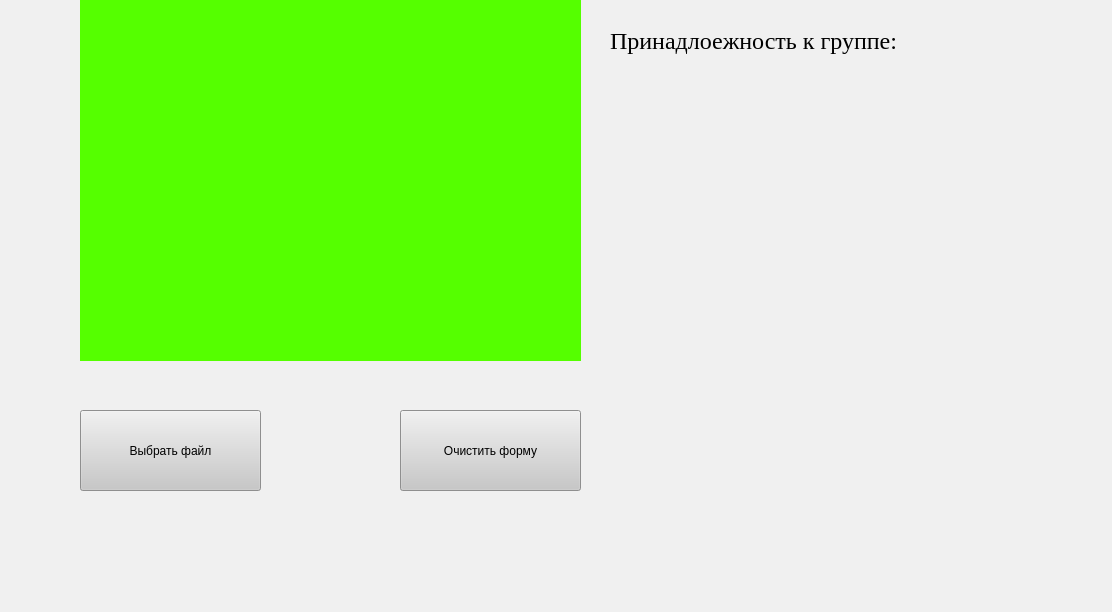
Above: untitled.ui from DanilaSenin/Highway_Patrol_FinalVersion before the change; both pictures show x 130 to 1242 and y 180 to 792 of the 1242 by 792 pixel window. Below: the same form after it.
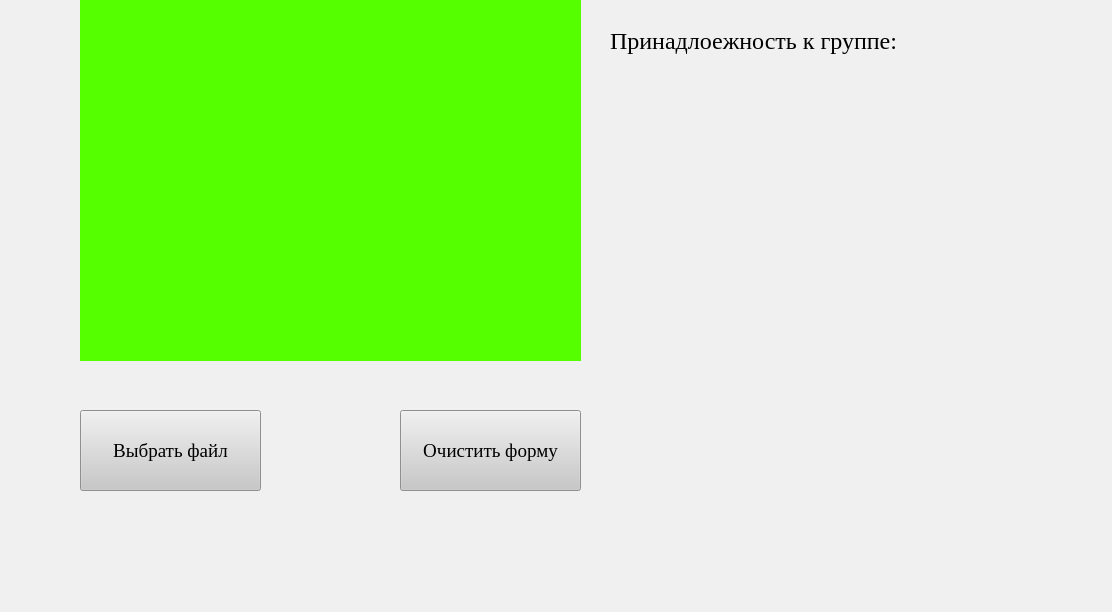
That is the form after the change. Icons and pictures are not drawn.

Patch:
```diff
--- a/untitled.ui
+++ b/untitled.ui
@@ -26,6 +26,12 @@
       <height>81</height>
      </rect>
     </property>
+    <property name="font">
+     <font>
+      <family>Times New Roman</family>
+      <pointsize>14</pointsize>
+     </font>
+    </property>
     <property name="styleSheet">
      <string notr="true">background-color: rgb(200, 200, 200);</string>
     </property>
@@ -109,8 +115,8 @@
    <widget class="QLabel" name="label">
     <property name="geometry">
      <rect>
-      <x>720</x>
-      <y>250</y>
+      <x>740</x>
+      <y>240</y>
       <width>401</width>
       <height>61</height>
      </rect>
@@ -134,6 +140,14 @@
       <height>81</height>
      </rect>
     </property>
+    <property name="font">
+     <font>
+      <family>Times New Roman</family>
+      <pointsize>14</pointsize>
+      <weight>50</weight>
+      <bold>false</bold>
+     </font>
+    </property>
     <property name="styleSheet">
      <string notr="true">background-color: rgb(200, 200, 200);</string>
     </property>
```
